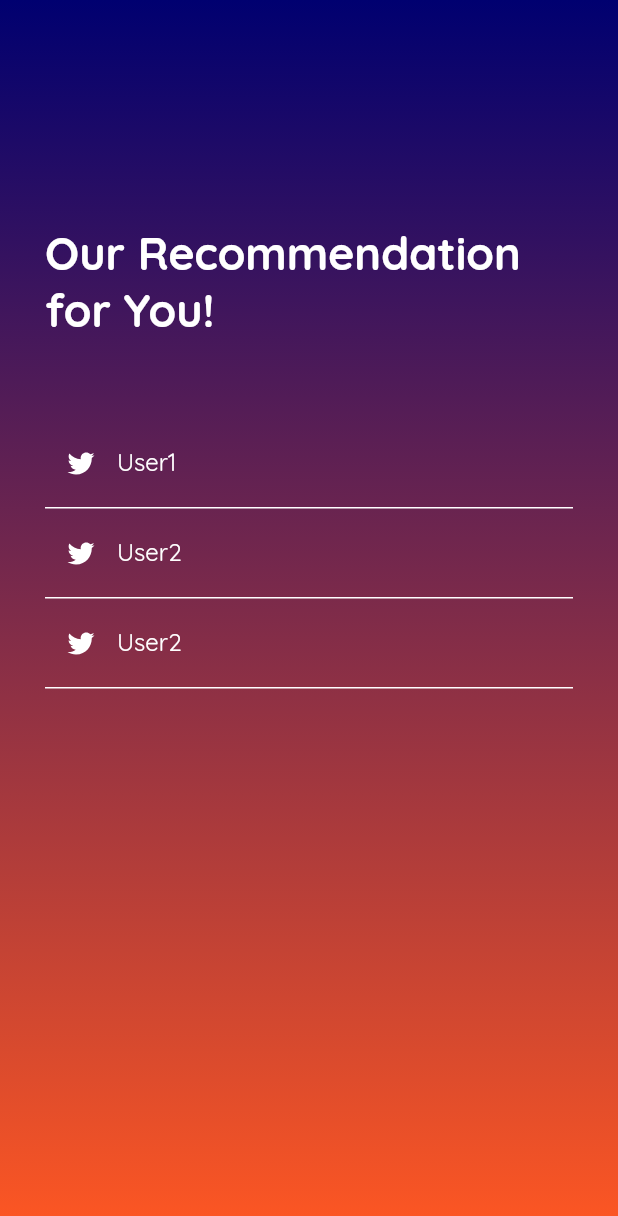
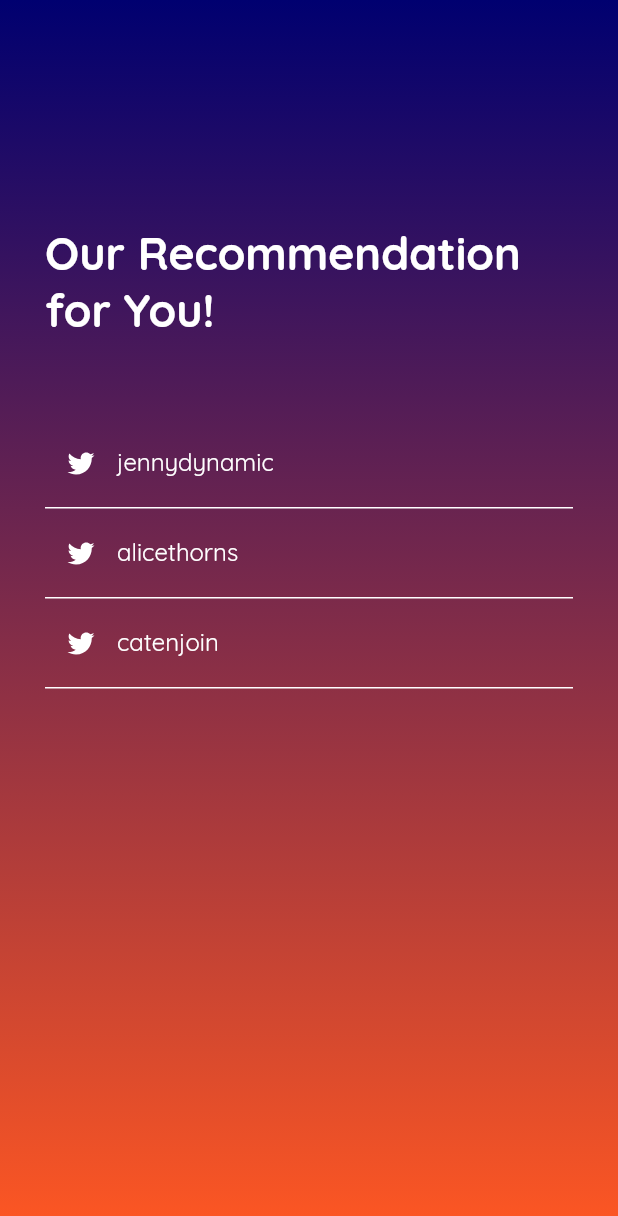
Before and after one commit to OzgeAydin982/UnifyYeni, a Flutter app: the GetRecPage screen opened by its route, on a phone screen of 412 x 824 dp. Shown: the top 1216 px of the screen. Run offline on Flutter 3.47's test engine with Material 2 defaults, Android fonts, the phone set to English and light mode, and no system bars; our stand-ins replace cloud_firestore, firebase_auth, firebase_core, firebase_messaging, line_icons; accounts and stored records are empty.

Commit message:
update getrec2

```diff
--- a/lib/screens/GetRec.dart
+++ b/lib/screens/GetRec.dart
@@ -38,7 +38,7 @@ class GetRecPage extends StatelessWidget {
 
     final emailField = TextFormField(
       decoration: InputDecoration(
-        labelText: 'User1',
+        labelText: 'jennydynamic',
         labelStyle: TextStyle(color: Colors.white),
         prefixIcon: Icon(
           LineIcons.twitter,
@@ -58,7 +58,7 @@ class GetRecPage extends StatelessWidget {
 
     final passwordField = TextFormField(
       decoration: InputDecoration(
-        labelText: 'User2',
+        labelText: 'alicethorns',
         labelStyle: TextStyle(color: Colors.white),
         prefixIcon: Icon(
           LineIcons.twitter,
@@ -78,7 +78,7 @@ class GetRecPage extends StatelessWidget {
     );
     final userField = TextFormField(
       decoration: InputDecoration(
-        labelText: 'User2',
+        labelText: 'catenjoin',
         labelStyle: TextStyle(color: Colors.white),
         prefixIcon: Icon(
           LineIcons.twitter,
```
